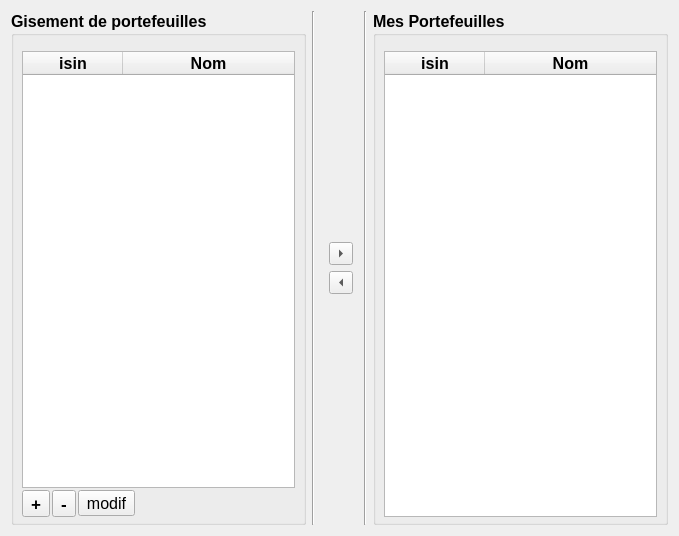
Mero89/Pricing-Application, file DPricer/presentation/Designer-Files/GererPortefeuilles.ui: the form before one commit.
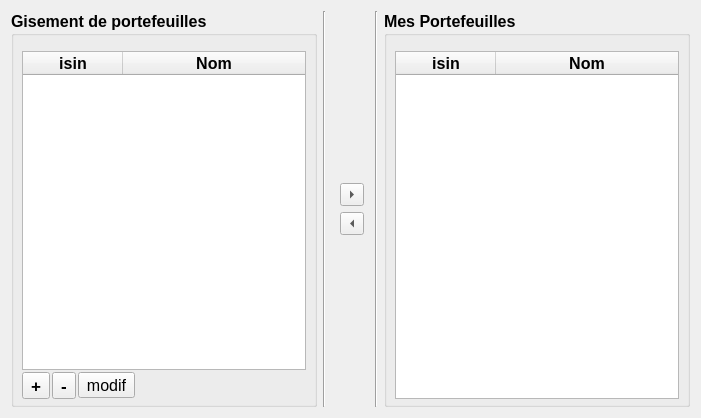
The form after the commit.

The edit to the form file:
```diff
--- a/DPricer/presentation/Designer-Files/GererPortefeuilles.ui
+++ b/DPricer/presentation/Designer-Files/GererPortefeuilles.ui
@@ -6,8 +6,8 @@
    <rect>
     <x>0</x>
     <y>0</y>
-    <width>679</width>
-    <height>536</height>
+    <width>701</width>
+    <height>418</height>
    </rect>
   </property>
   <property name="windowTitle">
```
Left out of the diff: 2 changed lines with no effect on the pictures.
